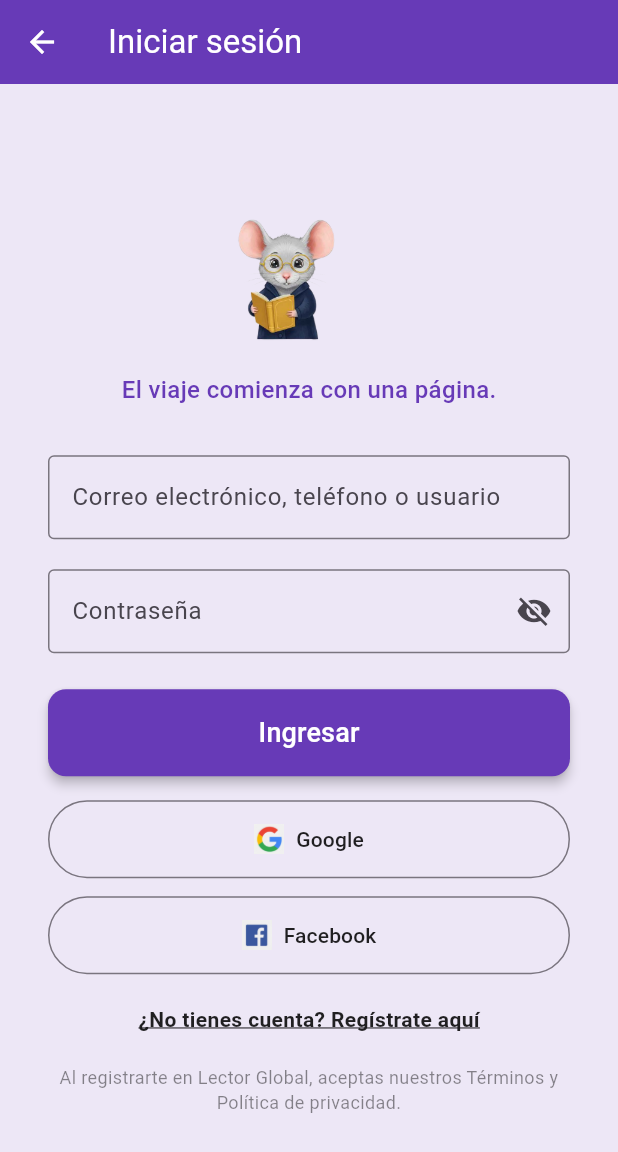
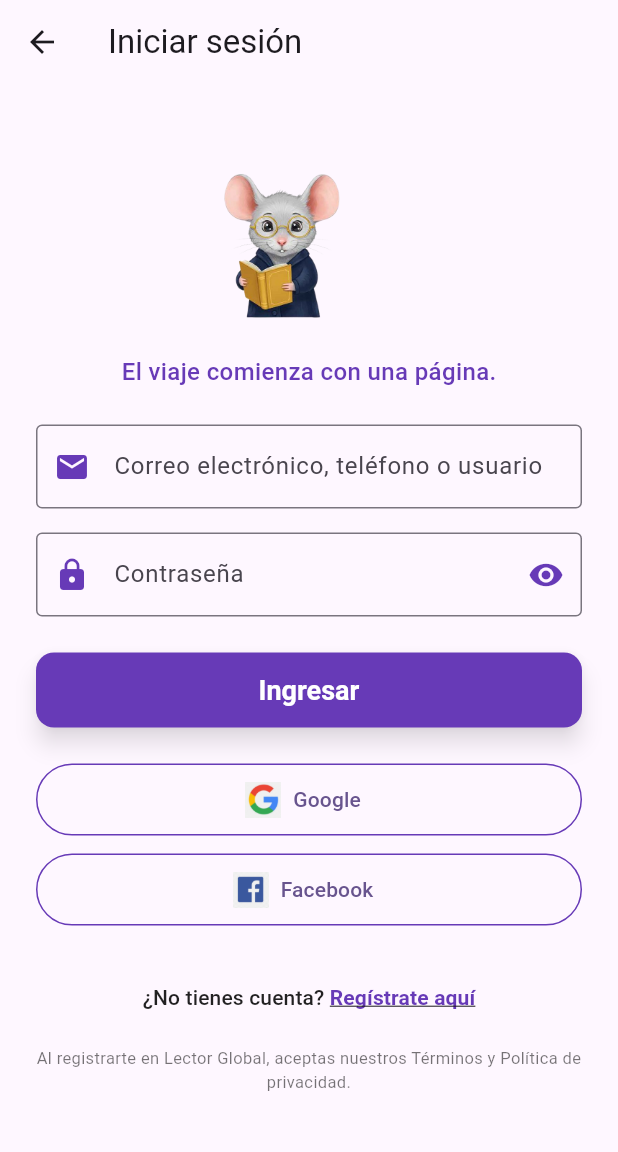
Before and after one commit to giovannihr2004/lector_global, a Flutter app: the LoginScreen screen opened by its route, on a phone screen of 412 x 824 dp. Shown: the top 1152 px of the screen. Run offline on Flutter 3.47's test engine with Material 3 defaults, Android fonts, the phone set to English and light mode, and no system bars; our stand-ins replace firebase_auth, firebase_core, google_sign_in; missing offline and left inert: flutter_facebook_auth; accounts and stored records are empty; generated files the repository leaves out were written again.

Commit message:
🎨 Mejora visual del login: contraste, visibilidad y alineación estilizada - 29042025

```diff
--- a/lib/screens/auth/login_screen.dart
+++ b/lib/screens/auth/login_screen.dart
@@ -1,14 +1,12 @@
 // -----------------------------------------------------------------------------
-// Pantalla de inicio de sesión para Lector Global
-// Archivo: login_screen.dart
-// Descripción: Formulario de autenticación con validación, Google y Facebook.
-// Versión: 1.1.4 - Validación de campos implementada.
-// Fecha: 25/04/2025 - Hora: 01:15 (202504250115)
+// 📄 Archivo: login_screen.dart
+// 📍 Ubicación: lib/screens/auth/login_screen.dart
+// 📝 Descripción: Pantalla de inicio de sesión elegante, funcional y accesible.
+// 📅 Última actualización: 29/04/2025 - 21:28 (GMT-5)
 // -----------------------------------------------------------------------------
 
 import 'package:flutter/material.dart';
-import 'register_screen.dart';
-import 'package:flutter_svg/flutter_svg.dart';
+import 'package:firebase_auth/firebase_auth.dart';
 
 class LoginScreen extends StatefulWidget {
   const LoginScreen({super.key});
@@ -18,202 +16,186 @@ class LoginScreen extends StatefulWidget {
 }
 
 class _LoginScreenState extends State<LoginScreen> {
-  final _formKey = GlobalKey<FormState>();
   final TextEditingController emailController = TextEditingController();
   final TextEditingController passwordController = TextEditingController();
-  bool obscurePassword = true;
+  bool _obscureText = true;
 
-  void _submitLogin() {
-    if (_formKey.currentState!.validate()) {
-      // Aquí se colocará la lógica real de autenticación
-      ScaffoldMessenger.of(context).showSnackBar(
-        const SnackBar(content: Text('Autenticación exitosa (simulada)')),
+  void _login(BuildContext context) async {
+    try {
+      await FirebaseAuth.instance.signInWithEmailAndPassword(
+        email: emailController.text.trim(),
+        password: passwordController.text,
       );
+      Navigator.pushReplacementNamed(context, '/dashboard');
+    } catch (e) {
+      ScaffoldMessenger.of(
+        context,
+      ).showSnackBar(SnackBar(content: Text('Error al iniciar sesión: $e')));
     }
   }
 
   @override
   Widget build(BuildContext context) {
     return Scaffold(
-      backgroundColor: Colors.deepPurple[50],
-      appBar: AppBar(
-        title: const Text('Iniciar sesión'),
-        backgroundColor: Colors.deepPurple,
-        foregroundColor: Colors.white,
-        elevation: 0,
+      appBar: AppBar(title: const Text('Iniciar sesión')),
+      body: SingleChildScrollView(
+        padding: const EdgeInsets.all(24),
+        child: Column(
+          mainAxisAlignment: MainAxisAlignment.center,
+          children: [
+            const SizedBox(height: 24),
+
+            // Logo central
+            SizedBox(
+              height: 120,
+              child: Image.asset("assets/images/logo1.png"),
             ),
-      body: SafeArea(
-        child: Center(
-          child: SingleChildScrollView(
-            padding: const EdgeInsets.all(32),
-            child: Form(
-              key: _formKey,
-              child: Column(
-                crossAxisAlignment: CrossAxisAlignment.center,
-                children: [
-                  // Logotipo oficial
-                  Image.asset('assets/images/logo1.png', height: 100),
+
             const SizedBox(height: 12),
 
-                  // Eslogan
             const Text(
-                    'El viaje comienza con una página.',
+              "El viaje comienza con una página.",
               style: TextStyle(
                 fontSize: 16,
+                color: Colors.deepPurple,
                 fontWeight: FontWeight.w500,
-                      color: Colors.deepPurple,
               ),
-                  ),
-                  const SizedBox(height: 32),
-
-                  // Campo correo
-                  TextFormField(
-                    controller: emailController,
-                    keyboardType: TextInputType.emailAddress,
-                    decoration: const InputDecoration(
-                      labelText: 'Correo electrónico, teléfono o usuario',
-                      border: OutlineInputBorder(),
-                    ),
-                    validator: (value) {
-                      if (value == null || value.trim().isEmpty) {
-                        return 'Por favor ingresa tu correo';
-                      }
-                      if (!value.contains('@') || !value.contains('.')) {
-                        return 'Correo no válido';
-                      }
-                      return null;
-                    },
-                  ),
-                  const SizedBox(height: 20),
-
-                  // Campo contraseña con ícono de visibilidad
-                  TextFormField(
-                    controller: passwordController,
-                    obscureText: obscurePassword,
-                    decoration: InputDecoration(
-                      labelText: 'Contraseña',
-                      border: const OutlineInputBorder(),
-                      suffixIcon: IconButton(
-                        icon: Icon(
-                          obscurePassword
-                              ? Icons.visibility_off
-                              : Icons.visibility,
-                        ),
-                        onPressed: () {
-                          setState(() {
-                            obscurePassword = !obscurePassword;
-                          });
-                        },
-                      ),
-                    ),
-                    validator: (value) {
-                      if (value == null || value.trim().length < 6) {
-                        return 'Debe tener al menos 6 caracteres';
-                      }
-                      return null;
-                    },
             ),
 
             const SizedBox(height: 24),
 
-                  // Botón de ingresar
-                  SizedBox(
-                    width: double.infinity,
-                    child: ElevatedButton(
-                      onPressed: _submitLogin,
-                      style: ElevatedButton.styleFrom(
-                        backgroundColor: Colors.deepPurple,
-                        foregroundColor: Colors.white,
-                        padding: const EdgeInsets.symmetric(vertical: 16),
-                        shape: RoundedRectangleBorder(
-                          borderRadius: BorderRadius.circular(12),
-                        ),
-                        elevation: 3,
-                      ),
-                      child: const Text(
-                        'Ingresar',
-                        style: TextStyle(fontSize: 18),
-                      ),
+            TextField(
+              controller: emailController,
+              decoration: InputDecoration(
+                labelText: 'Correo electrónico, teléfono o usuario',
+                prefixIcon: const Icon(Icons.email, color: Colors.deepPurple),
+                border: const OutlineInputBorder(),
               ),
             ),
 
             const SizedBox(height: 16),
 
-                  // Botón Google
+            TextField(
+              controller: passwordController,
+              obscureText: _obscureText,
+              decoration: InputDecoration(
+                labelText: 'Contraseña',
+                prefixIcon: const Icon(Icons.lock, color: Colors.deepPurple),
+                suffixIcon: IconButton(
+                  icon: Icon(
+                    _obscureText ? Icons.visibility : Icons.visibility_off,
+                    color: Colors.deepPurple,
+                  ),
+                  onPressed: () {
+                    setState(() {
+                      _obscureText = !_obscureText;
+                    });
+                  },
+                ),
+                border: const OutlineInputBorder(),
+              ),
+            ),
+
+            const SizedBox(height: 24),
+
             SizedBox(
               width: double.infinity,
+              height: 50,
+              child: ElevatedButton(
+                onPressed: () => _login(context),
+                style: ElevatedButton.styleFrom(
+                  backgroundColor: Colors.deepPurple,
+                  foregroundColor: Colors.white,
+                  shadowColor: Colors.black54,
+                  elevation: 6,
+                  textStyle: const TextStyle(
+                    fontSize: 18,
+                    fontWeight: FontWeight.bold,
+                  ),
+                  shape: RoundedRectangleBorder(
+                    borderRadius: BorderRadius.circular(12),
+                  ),
+                ),
+                child: const Text('Ingresar'),
+              ),
+            ),
+
+            const SizedBox(height: 24),
+
+            SizedBox(
+              width: double.infinity,
+              height: 48,
               child: OutlinedButton.icon(
-                      icon: Image.asset('assets/images/google.png', height: 20),
                 onPressed: () {
-                        // Aquí se implementará la autenticación con Google
+                  // Por implementar
                 },
+                icon: Image.asset("assets/images/google.png", height: 24),
+                label: const Text('Google'),
                 style: OutlinedButton.styleFrom(
-                        padding: const EdgeInsets.symmetric(vertical: 16),
+                  side: const BorderSide(color: Colors.deepPurple),
+                  shape: RoundedRectangleBorder(
+                    borderRadius: BorderRadius.circular(30),
                   ),
-                      label: const Text(
-                        'Google',
-                        style: TextStyle(color: Colors.black87),
                 ),
               ),
             ),
 
             const SizedBox(height: 12),
 
-                  // Botón Facebook
             SizedBox(
               width: double.infinity,
+              height: 48,
               child: OutlinedButton.icon(
-                      icon: Image.asset(
-                        'assets/images/facebook.png',
-                        height: 20,
+                onPressed: () {
+                  // Por implementar
+                },
+                icon: Image.asset("assets/images/facebook.png", height: 24),
+                label: const Text('Facebook'),
+                style: OutlinedButton.styleFrom(
+                  side: const BorderSide(color: Colors.deepPurple),
+                  shape: RoundedRectangleBorder(
+                    borderRadius: BorderRadius.circular(30),
                   ),
-                      onPressed: () {
-                        // Aquí se implementará la autenticación con Facebook
-                      },
-                      style: OutlinedButton.styleFrom(
-                        padding: const EdgeInsets.symmetric(vertical: 16),
-                      ),
-                      label: const Text(
-                        'Facebook',
-                        style: TextStyle(color: Colors.black87),
                 ),
               ),
             ),
 
-                  const SizedBox(height: 20),
+            const SizedBox(height: 24),
 
-                  // Enlace a registro con mejor contraste
-                  GestureDetector(
-                    onTap: () {
-                      Navigator.of(context).push(
-                        MaterialPageRoute(
-                          builder: (context) => const RegisterScreen(),
+            Align(
+              alignment: Alignment.center,
+              child: TextButton(
+                onPressed: () {
+                  Navigator.pushNamed(context, '/register');
+                },
+                child: const Text.rich(
+                  TextSpan(
+                    text: '¿No tienes cuenta? ',
+                    style: TextStyle(color: Colors.black87),
+                    children: [
+                      TextSpan(
+                        text: 'Regístrate aquí',
+                        style: TextStyle(
+                          color: Colors.deepPurple,
+                          fontWeight: FontWeight.bold,
+                          decoration: TextDecoration.underline,
                         ),
-                      );
-                    },
-                    child: const Text(
-                      '¿No tienes cuenta? Regístrate aquí',
-                      style: TextStyle(
-                        fontSize: 14,
-                        fontWeight: FontWeight.w600,
-                        color: Colors.black87,
-                        decoration: TextDecoration.underline,
+                      ),
+                    ],
+                  ),
+                  textAlign: TextAlign.center,
                 ),
               ),
             ),
 
-                  const SizedBox(height: 20),
+            const SizedBox(height: 8),
 
-                  // Pie de página
             const Text(
-                    'Al registrarte en Lector Global, aceptas nuestros Términos y Política de privacidad.',
+              "Al registrarte en Lector Global, aceptas nuestros Términos y Política de privacidad.",
               textAlign: TextAlign.center,
-                    style: TextStyle(fontSize: 12, color: Colors.black45),
+              style: TextStyle(fontSize: 11, color: Colors.black54),
             ),
           ],
-              ),
-            ),
-          ),
         ),
       ),
     );
```
Lines whose indentation alone changed are shown as unchanged.
